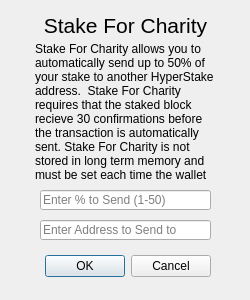
Above: src/qt/forms/charitydialog.ui from davidlatapie/HyperStake before the change. Below: the same form after it.
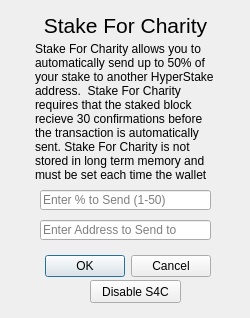
That is the form after the change.

Commit message: Add Disable S4C Button & update 30 secs

Diff of the .ui file:
```diff
--- a/src/qt/forms/charitydialog.ui
+++ b/src/qt/forms/charitydialog.ui
@@ -7,7 +7,7 @@
     <x>0</x>
     <y>0</y>
     <width>250</width>
-    <height>300</height>
+    <height>318</height>
    </rect>
   </property>
   <property name="windowTitle">
@@ -101,6 +101,19 @@
     <bool>true</bool>
    </property>
   </widget>
+  <widget class="QPushButton" name="pushButton">
+   <property name="geometry">
+    <rect>
+     <x>90</x>
+     <y>280</y>
+     <width>91</width>
+     <height>23</height>
+    </rect>
+   </property>
+   <property name="text">
+    <string>Disable S4C</string>
+   </property>
+  </widget>
  </widget>
  <resources/>
  <connections>
```
The commit also changes 3 other files.
